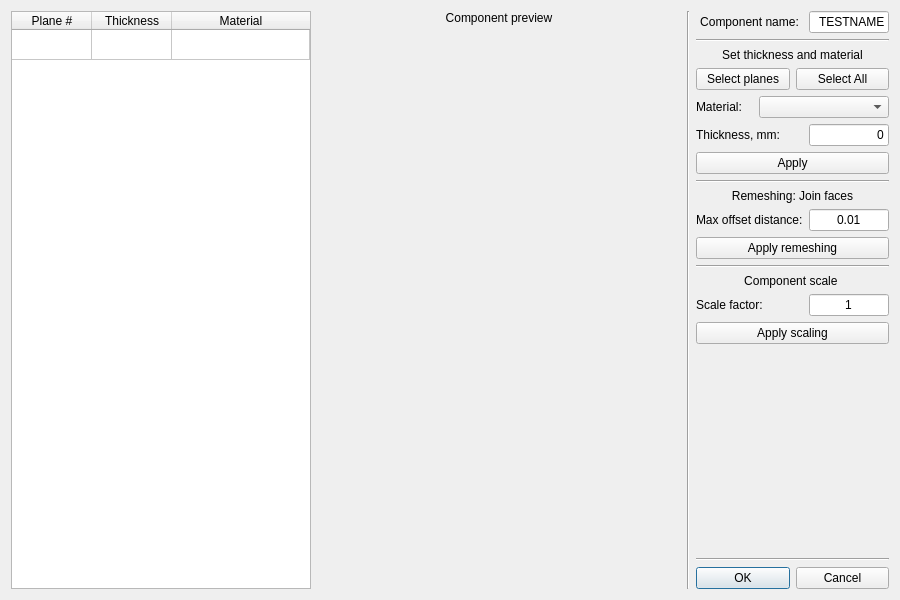
First picture: the form in UI/addcomp.ui, repository bakeryproducts/ConstructorM4, before the edit.
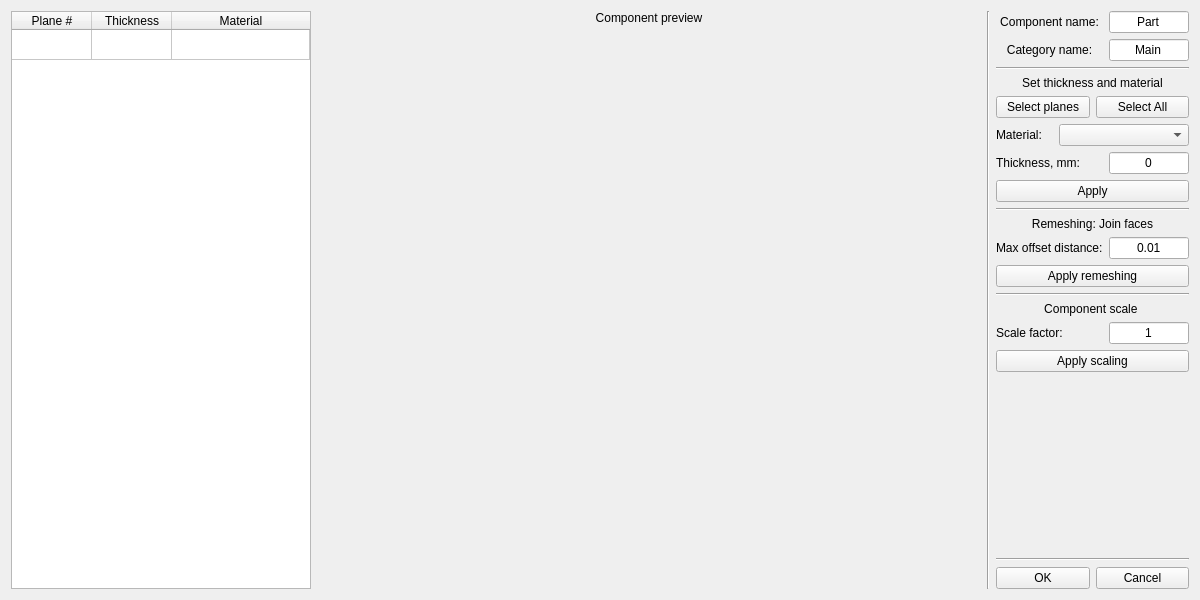
Second picture: the form after the edit. Icons and pictures are not drawn.

Commit message: 1.add custom category for each type of object 2.VBO deleting become clear: clearup glwidget, delete vbo with __del__ : del(vbo)or vbo.delete 3. debugging

Patch:
```diff
--- a/UI/addcomp.ui
+++ b/UI/addcomp.ui
@@ -6,7 +6,7 @@
    <rect>
     <x>0</x>
     <y>0</y>
-    <width>900</width>
+    <width>1200</width>
     <height>600</height>
    </rect>
   </property>
@@ -187,10 +187,46 @@
           </size>
          </property>
          <property name="text">
-          <string>TESTNAME</string>
+          <string>Part</string>
          </property>
          <property name="alignment">
-          <set>Qt::AlignRight|Qt::AlignTrailing|Qt::AlignVCenter</set>
+          <set>Qt::AlignCenter</set>
+         </property>
+        </widget>
+       </item>
+      </layout>
+     </item>
+     <item>
+      <layout class="QHBoxLayout" name="horizontalLayout_5">
+       <item>
+        <widget class="QLabel" name="label_5">
+         <property name="text">
+          <string>Category name:</string>
+         </property>
+         <property name="alignment">
+          <set>Qt::AlignCenter</set>
+         </property>
+        </widget>
+       </item>
+       <item>
+        <widget class="QLineEdit" name="ln_cat">
+         <property name="sizePolicy">
+          <sizepolicy hsizetype="Minimum" vsizetype="Fixed">
+           <horstretch>0</horstretch>
+           <verstretch>0</verstretch>
+          </sizepolicy>
+         </property>
+         <property name="maximumSize">
+          <size>
+           <width>80</width>
+           <height>16777215</height>
+          </size>
+         </property>
+         <property name="text">
+          <string>Main</string>
+         </property>
+         <property name="alignment">
+          <set>Qt::AlignCenter</set>
          </property>
         </widget>
        </item>
@@ -297,7 +333,7 @@
           <string>0</string>
          </property>
          <property name="alignment">
-          <set>Qt::AlignRight|Qt::AlignTrailing|Qt::AlignVCenter</set>
+          <set>Qt::AlignCenter</set>
          </property>
         </widget>
        </item>
@@ -469,7 +505,7 @@
           <bool>true</bool>
          </property>
          <property name="default">
-          <bool>true</bool>
+          <bool>false</bool>
          </property>
         </widget>
        </item>
```
Left out of the diff: 1 changed line with no effect on the pictures. The commit also changes 21 other files.
